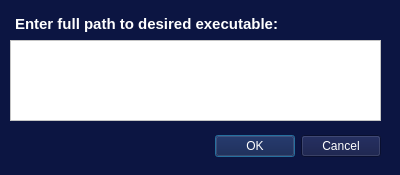
Above: GUI/addexetodenylistdialog.ui from colecathcart/609Capstone before the change. Below: the same form after it.
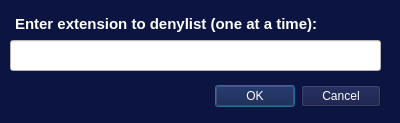
That is the form after the change.

Commit message: Switch to line inputs and fix button naming

```diff
--- a/GUI/addexetodenylistdialog.ui
+++ b/GUI/addexetodenylistdialog.ui
@@ -7,7 +7,7 @@
     <x>0</x>
     <y>0</y>
     <width>400</width>
-    <height>175</height>
+    <height>123</height>
    </rect>
   </property>
   <property name="palette">
@@ -486,7 +486,7 @@
    <property name="geometry">
     <rect>
      <x>40</x>
-     <y>130</y>
+     <y>80</y>
      <width>341</width>
      <height>32</height>
     </rect>
@@ -518,24 +518,21 @@
 li.unchecked::marker { content: &quot;\2610&quot;; }
 li.checked::marker { content: &quot;\2612&quot;; }
 &lt;/style&gt;&lt;/head&gt;&lt;body style=&quot; font-family:'Ubuntu Sans'; font-size:11pt; font-weight:400; font-style:normal;&quot;&gt;
-&lt;p style=&quot; margin-top:0px; margin-bottom:0px; margin-left:0px; margin-right:0px; -qt-block-indent:0; text-indent:0px;&quot;&gt;&lt;span style=&quot; font-weight:700; color:#ffffff;&quot;&gt;Enter full path to desired executable:&lt;/span&gt;&lt;/p&gt;&lt;/body&gt;&lt;/html&gt;</string>
+&lt;p style=&quot; margin-top:0px; margin-bottom:0px; margin-left:0px; margin-right:0px; -qt-block-indent:0; text-indent:0px;&quot;&gt;&lt;span style=&quot; font-weight:700; color:#ffffff;&quot;&gt;Enter extension to denylist (one at a time):&lt;/span&gt;&lt;/p&gt;&lt;/body&gt;&lt;/html&gt;</string>
    </property>
   </widget>
-  <widget class="QPlainTextEdit" name="exeToDenylist">
+  <widget class="QLineEdit" name="lineEdit">
    <property name="geometry">
     <rect>
      <x>10</x>
      <y>40</y>
      <width>371</width>
-     <height>81</height>
+     <height>31</height>
     </rect>
    </property>
    <property name="styleSheet">
     <string notr="true">background:white</string>
    </property>
-   <property name="frameShadow">
-    <enum>QFrame::Shadow::Sunken</enum>
-   </property>
   </widget>
  </widget>
  <resources/>
```
Left out of the diff: 2 changed lines with no effect on the pictures. The commit also changes 4 other files.
